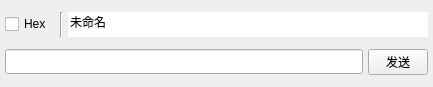
dashao643/SerialTool-Qt, file src/tab_page/list_item/customitem.ui: the form before one commit.
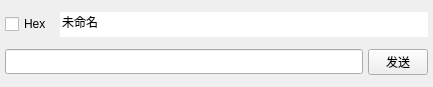
The form after the commit.

Diff of the .ui file:
```diff
--- a/src/tab_page/list_item/customitem.ui
+++ b/src/tab_page/list_item/customitem.ui
@@ -13,7 +13,7 @@
   <property name="windowTitle">
    <string>Form</string>
   </property>
-  <layout class="QGridLayout" name="gridLayout" columnstretch="0,0,0,0">
+  <layout class="QGridLayout" name="gridLayout" columnstretch="0,0,0">
    <property name="leftMargin">
     <number>5</number>
    </property>
@@ -29,7 +29,23 @@
    <property name="spacing">
     <number>5</number>
    </property>
-   <item row="1" column="3">
+   <item row="0" column="1" colspan="2">
+    <widget class="QLineEdit" name="lineEdit_Comment">
+     <property name="minimumSize">
+      <size>
+       <width>0</width>
+       <height>25</height>
+      </size>
+     </property>
+     <property name="text">
+      <string>未命名</string>
+     </property>
+     <property name="frame">
+      <bool>false</bool>
+     </property>
+    </widget>
+   </item>
+   <item row="1" column="2">
     <widget class="QPushButton" name="btn_Send">
      <property name="minimumSize">
       <size>
@@ -48,6 +64,16 @@
      </property>
     </widget>
    </item>
+   <item row="1" column="0" colspan="2">
+    <widget class="QLineEdit" name="lineEdit_Data">
+     <property name="minimumSize">
+      <size>
+       <width>0</width>
+       <height>25</height>
+      </size>
+     </property>
+    </widget>
+   </item>
    <item row="0" column="0">
     <widget class="QCheckBox" name="checkBox_Hex">
      <property name="minimumSize">
@@ -67,39 +93,6 @@
      </property>
     </widget>
    </item>
-   <item row="1" column="0" colspan="3">
-    <widget class="QLineEdit" name="lineEdit_Data">
-     <property name="minimumSize">
-      <size>
-       <width>0</width>
-       <height>25</height>
-      </size>
-     </property>
-    </widget>
-   </item>
-   <item row="0" column="1">
-    <widget class="Line" name="line">
-     <property name="orientation">
-      <enum>Qt::Orientation::Vertical</enum>
-     </property>
-    </widget>
-   </item>
-   <item row="0" column="2" colspan="2">
-    <widget class="QLineEdit" name="lineEdit_Comment">
-     <property name="minimumSize">
-      <size>
-       <width>0</width>
-       <height>25</height>
-      </size>
-     </property>
-     <property name="text">
-      <string>未命名</string>
-     </property>
-     <property name="frame">
-      <bool>false</bool>
-     </property>
-    </widget>
-   </item>
   </layout>
  </widget>
  <resources/>
```
